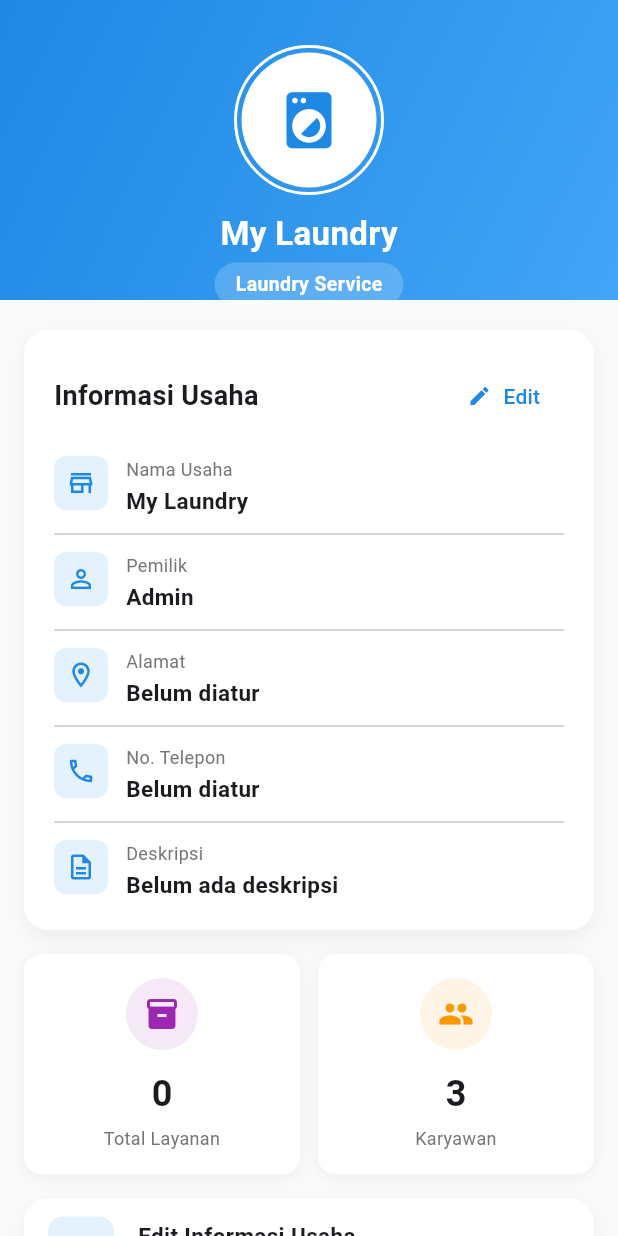
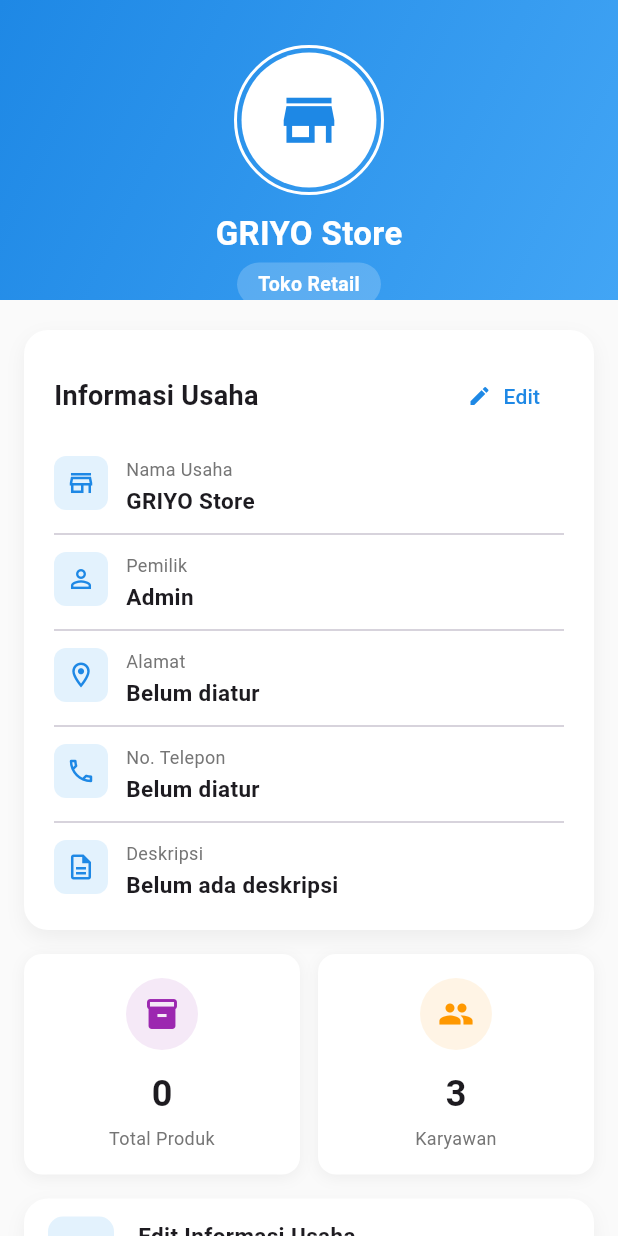
Before and after one commit to fawwazmw/cashier-app, a Flutter app: the ProfilPage screen opened directly, after a tap on "Usahaku", on a phone screen of 412 x 824 dp. Run offline on Flutter 3.47's test engine with Material 3 defaults, Android fonts, the phone set to English and light mode, and no system bars; our stand-ins replace shared_preferences, webview_flutter; accounts and stored records are empty; network calls fail; Roboto replaces fonts that are missing (Arial).

Commit message:
Revert "Rebrand UI to Laundry POS"
This reverts commit c4e16e4ed93c3d09960cd7892780faab9f39246d.

```diff
--- a/lib/edit_produk_page.dart
+++ b/lib/edit_produk_page.dart
@@ -8,7 +8,7 @@ class EditProdukPage extends StatelessWidget {
   Widget build(BuildContext context) {
     return Scaffold(
       appBar: AppBar(
-        title: const Text("Edit Layanan", style: TextStyle(color: Colors.black, fontWeight: FontWeight.bold)),
+        title: const Text("Edit Produk", style: TextStyle(color: Colors.black, fontWeight: FontWeight.bold)),
         backgroundColor: Colors.white,
         elevation: 0,
         leading: IconButton(
@@ -27,7 +27,7 @@ class EditProdukPage extends StatelessWidget {
                 child: Column(
                   crossAxisAlignment: CrossAxisAlignment.start,
                   children: [
-            const Text("Nama Layanan", style: TextStyle(fontWeight: FontWeight.bold)),
+            const Text("Nama Produk", style: TextStyle(fontWeight: FontWeight.bold)),
             const TextField(decoration: InputDecoration(hintText: "Cola Coca")),
 
             const SizedBox(height: 16),
--- a/lib/home_page.dart
+++ b/lib/home_page.dart
@@ -116,7 +116,7 @@ class _HomePageState extends State<HomePage> with SingleTickerProviderStateMixin
                       TextSpan(
                         children: [
                           TextSpan(
-                            text: "LAUNDRY ",
+                            text: "GRIYO ",
                             style: TextStyle(
                               fontSize: 24,
                               fontWeight: FontWeight.bold,
@@ -129,7 +129,7 @@ class _HomePageState extends State<HomePage> with SingleTickerProviderStateMixin
                             style: TextStyle(
                               fontSize: 24,
                               fontWeight: FontWeight.bold,
-                              color: Color(0xFF4CAF50),
+                              color: Colors.red,
                               letterSpacing: 1,
                             ),
                           ),
@@ -275,7 +275,7 @@ class _HomePageState extends State<HomePage> with SingleTickerProviderStateMixin
                       Expanded(
                         child: _buildStatCard(
                           icon: Icons.inventory_2,
-                          title: 'Total Layanan',
+                          title: 'Total Produk',
                           value: '$totalProducts',
                           color: Colors.purple,
                           gradient: [Colors.purple.shade400, Colors.purple.shade600],
@@ -389,7 +389,7 @@ class _HomePageState extends State<HomePage> with SingleTickerProviderStateMixin
                     Expanded(
                       child: _buildActionButton(
                         icon: Icons.inventory,
-                        label: 'Layanan',
+                        label: 'Produk',
                         color: Colors.purple,
                         onTap: () {
                           Navigator.pushNamed(context, '/kelola-produk');
--- a/lib/kasir_page.dart
+++ b/lib/kasir_page.dart
@@ -86,7 +86,7 @@ class _KasirPageState extends State<KasirPage> {
 
   PreferredSizeWidget _buildAppBar() {
     return AppBar(
-      title: const Text('Kasir Laundry'),
+      title: const Text('Kasir POS'),
       elevation: 0,
       backgroundColor: Colors.blue.shade600,
       actions: [
@@ -124,7 +124,7 @@ class _KasirPageState extends State<KasirPage> {
           TextField(
             controller: _searchController,
             decoration: InputDecoration(
-              hintText: 'Cari layanan...',
+              hintText: 'Cari produk...',
               prefixIcon: const Icon(Icons.search),
               border: OutlineInputBorder(
                 borderRadius: BorderRadius.circular(12),
@@ -229,7 +229,7 @@ class _KasirPageState extends State<KasirPage> {
               children: [
                 Icon(Icons.inventory_2_outlined, size: 64, color: Colors.grey.shade300),
                 const SizedBox(height: 16),
-                const Text('Tidak ada layanan ditemukan'),
+                const Text('Tidak ada produk ditemukan'),
               ],
             ),
           );
--- a/lib/kelola_produk_page.dart
+++ b/lib/kelola_produk_page.dart
@@ -96,7 +96,7 @@ class _KelolaProdukPageState extends State<KelolaProdukPage> with SingleTickerPr
 
   PreferredSizeWidget _buildAppBar() {
     return AppBar(
-      title: const Text('Kelola Layanan'),
+      title: const Text('Kelola Produk'),
       elevation: 0,
       backgroundColor: Colors.blue.shade600,
       actions: [
@@ -123,7 +123,7 @@ class _KelolaProdukPageState extends State<KelolaProdukPage> with SingleTickerPr
           TextField(
             controller: _searchController,
             decoration: InputDecoration(
-              hintText: 'Cari layanan...',
+              hintText: 'Cari produk...',
               prefixIcon: const Icon(Icons.search),
               suffixIcon: _searchController.text.isNotEmpty
                   ? IconButton(
@@ -246,12 +246,12 @@ class _KelolaProdukPageState extends State<KelolaProdukPage> with SingleTickerPr
               children: [
                 Icon(Icons.inventory_2_outlined, size: 64, color: Colors.grey.shade300),
                 const SizedBox(height: 16),
-                const Text('Tidak ada layanan'),
+                const Text('Tidak ada produk'),
                 const SizedBox(height: 16),
                 ElevatedButton.icon(
                   onPressed: _navigateToAddProduct,
                   icon: const Icon(Icons.add),
-                  label: const Text('Tambah Layanan'),
+                  label: const Text('Tambah Produk'),
                 ),
               ],
             ),
@@ -618,7 +618,7 @@ class _KelolaProdukPageState extends State<KelolaProdukPage> with SingleTickerPr
       onPressed: _navigateToAddProduct,
       backgroundColor: Colors.blue.shade600,
       icon: const Icon(Icons.add),
-      label: const Text('Tambah Layanan'),
+      label: const Text('Tambah Produk'),
     );
   }
 
@@ -642,8 +642,8 @@ class _KelolaProdukPageState extends State<KelolaProdukPage> with SingleTickerPr
       context: context,
       builder: (context) => AlertDialog(
         shape: RoundedRectangleBorder(borderRadius: BorderRadius.circular(16)),
-        title: const Text('Hapus Layanan'),
-        content: Text('Apakah Anda yakin ingin menghapus layanan "${product.nama}"?'),
+        title: const Text('Hapus Produk'),
+        content: Text('Apakah Anda yakin ingin menghapus "${product.nama}"?'),
         actions: [
           TextButton(
             onPressed: () => Navigator.pop(context),
@@ -680,7 +680,7 @@ class _KelolaProdukPageState extends State<KelolaProdukPage> with SingleTickerPr
               const SizedBox(width: 12),
               Expanded(
                 child: Text(
-                  success ? 'Layanan berhasil dihapus' : 'Gagal menghapus layanan',
+                  success ? 'Produk berhasil dihapus' : 'Gagal menghapus produk',
                 ),
               ),
             ],
--- a/lib/login_page.dart
+++ b/lib/login_page.dart
@@ -143,7 +143,7 @@ class _LoginPageState extends State<LoginPage> with SingleTickerProviderStateMix
                 ],
               ),
               child: const Icon(
-                Icons.local_laundry_service,
+                Icons.store,
                 size: 50,
                 color: Colors.white,
               ),
@@ -154,7 +154,7 @@ class _LoginPageState extends State<LoginPage> with SingleTickerProviderStateMix
             TextSpan(
               children: [
                 TextSpan(
-                  text: "LAUNDRY ",
+                  text: "GRIYO ",
                   style: TextStyle(
                     fontSize: 32,
                     fontWeight: FontWeight.bold,
@@ -167,7 +167,7 @@ class _LoginPageState extends State<LoginPage> with SingleTickerProviderStateMix
                   style: TextStyle(
                     fontSize: 32,
                     fontWeight: FontWeight.bold,
-                    color: Color(0xFF4CAF50),
+                    color: Colors.red,
                     letterSpacing: 1,
                   ),
                 ),
@@ -477,7 +477,7 @@ class _LoginPageState extends State<LoginPage> with SingleTickerProviderStateMix
   Widget _buildFooter() {
     return Center(
       child: Text(
-        '© 2024 Laundry POS - Sistem Manajemen Laundry',
+        '© 2024 GRIYO POS - Sistem Point of Sale',
         style: TextStyle(
           fontSize: 12,
           color: Colors.grey.shade500,
--- a/lib/main.dart
+++ b/lib/main.dart
@@ -43,7 +43,7 @@ class MyApp extends StatelessWidget {
       ],
       child: MaterialApp(
         debugShowCheckedModeBanner: false,
-        title: 'Laundry POS',
+        title: 'Griyo POS',
         theme: ThemeData(
           primarySwatch: Colors.blue,
           fontFamily: 'Arial',
--- a/lib/profil_page.dart
+++ b/lib/profil_page.dart
@@ -481,7 +481,7 @@ class _ProfilPageState extends State<ProfilPage> with SingleTickerProviderStateM
                 TextSpan(
                   children: [
                     TextSpan(
-                      text: "LAUNDRY ",
+                      text: "GRIYO ",
                       style: TextStyle(
                         fontSize: 24,
                         fontWeight: FontWeight.bold,
@@ -493,7 +493,7 @@ class _ProfilPageState extends State<ProfilPage> with SingleTickerProviderStateM
                       style: TextStyle(
                         fontSize: 24,
                         fontWeight: FontWeight.bold,
-                        color: Color(0xFF4CAF50),
+                        color: Colors.red,
                       ),
                     ),
                   ],
@@ -511,7 +511,7 @@ class _ProfilPageState extends State<ProfilPage> with SingleTickerProviderStateM
               ),
               const SizedBox(height: 16),
               Text(
-                '© 2024 Laundry POS Team',
+                '© 2024 GRIYO POS Team',
                 style: TextStyle(
                   fontSize: 12,
                   color: Colors.grey.shade600,
--- a/lib/splash_screen.dart
+++ b/lib/splash_screen.dart
@@ -119,7 +119,7 @@ class _SplashScreenState extends State<SplashScreen> with SingleTickerProviderSt
                           ],
                         ),
                         child: const Icon(
-                          Icons.local_laundry_service,
+                          Icons.store,
                           size: 80,
                           color: Colors.blue,
                         ),
@@ -131,7 +131,7 @@ class _SplashScreenState extends State<SplashScreen> with SingleTickerProviderSt
                         TextSpan(
                           children: [
                             TextSpan(
-                              text: "LAUNDRY ",
+                              text: "GRIYO ",
                               style: TextStyle(
                                 fontSize: 42,
                                 fontWeight: FontWeight.bold,
@@ -144,7 +144,7 @@ class _SplashScreenState extends State<SplashScreen> with SingleTickerProviderSt
                               style: TextStyle(
                                 fontSize: 42,
                                 fontWeight: FontWeight.bold,
-                                color: Color(0xFF4CAF50),
+                                color: Colors.red,
                                 letterSpacing: 2,
                               ),
                             ),
@@ -155,7 +155,7 @@ class _SplashScreenState extends State<SplashScreen> with SingleTickerProviderSt
 
                       // Tagline
                       const Text(
-                        'Sistem Manajemen Laundry Modern',
+                        'Sistem Point of Sale Modern',
                         style: TextStyle(
                           fontSize: 16,
                           color: Colors.grey,
--- a/lib/tambah_produk_page.dart
+++ b/lib/tambah_produk_page.dart
@@ -8,7 +8,7 @@ class TambahProdukPage extends StatelessWidget {
   Widget build(BuildContext context) {
     return Scaffold(
       appBar: AppBar(
-        title: const Text("Tambah Layanan", style: TextStyle(color: Colors.black, fontWeight: FontWeight.bold)),
+        title: const Text("Tambah Produk", style: TextStyle(color: Colors.black, fontWeight: FontWeight.bold)),
         backgroundColor: Colors.white,
         elevation: 0,
         leading: IconButton(
@@ -27,8 +27,8 @@ class TambahProdukPage extends StatelessWidget {
                 child: Column(
                   crossAxisAlignment: CrossAxisAlignment.start,
                   children: [
-            const Text("Nama Layanan", style: TextStyle(fontWeight: FontWeight.bold)),
-            const TextField(decoration: InputDecoration(hintText: "Nama Layanan Anda")),
+            const Text("Nama Produk", style: TextStyle(fontWeight: FontWeight.bold)),
+            const TextField(decoration: InputDecoration(hintText: "Nama Produk Anda")),
 
             const SizedBox(height: 16),
             Container(
--- a/lib/usahaku_page.dart
+++ b/lib/usahaku_page.dart
@@ -90,7 +90,7 @@ class _UsahakuPageState extends State<UsahakuPage> with SingleTickerProviderStat
     return Consumer<BusinessProvider>(
       builder: (context, businessProvider, child) {
         final business = businessProvider.business;
-        final businessName = business?.namaUsaha ?? 'My Laundry';
+        final businessName = business?.namaUsaha ?? 'GRIYO Store';
 
         return SliverAppBar(
       expandedHeight: 200,
@@ -124,7 +124,7 @@ class _UsahakuPageState extends State<UsahakuPage> with SingleTickerProviderStat
                     radius: 45,
                     backgroundColor: Colors.white,
                     child: Icon(
-                      Icons.local_laundry_service,
+                      Icons.store,
                       size: 45,
                       color: Colors.blue.shade600,
                     ),
@@ -151,7 +151,7 @@ class _UsahakuPageState extends State<UsahakuPage> with SingleTickerProviderStat
                     borderRadius: BorderRadius.circular(20),
                   ),
                   child: const Text(
-                    'Laundry Service',
+                    'Toko Retail',
                     style: TextStyle(
                       fontSize: 13,
                       color: Colors.white,
@@ -186,7 +186,7 @@ class _UsahakuPageState extends State<UsahakuPage> with SingleTickerProviderStat
           );
         }
 
-        final businessName = business?.namaUsaha ?? 'My Laundry';
+        final businessName = business?.namaUsaha ?? 'GRIYO Store';
         final ownerName = business?.pemilik ?? 'Admin';
         final address = business?.alamat ?? 'Belum diatur';
         final phone = business?.telepon ?? 'Belum diatur';
@@ -309,7 +309,7 @@ class _UsahakuPageState extends State<UsahakuPage> with SingleTickerProviderStat
           Expanded(
             child: _buildStatCard(
               icon: Icons.inventory_2,
-              title: 'Total Layanan',
+              title: 'Total Produk',
               value: '$totalProducts',
               color: Colors.purple,
             ),
@@ -507,7 +507,7 @@ class _UsahakuPageState extends State<UsahakuPage> with SingleTickerProviderStat
 
   void _showQRCodeDialog() {
     final businessProvider = context.read<BusinessProvider>();
-    final businessName = businessProvider.business?.namaUsaha ?? 'My Laundry';
+    final businessName = businessProvider.business?.namaUsaha ?? 'GRIYO Store';
 
     showDialog(
       context: context,
```
Also changed, not shown: 1 other file.
